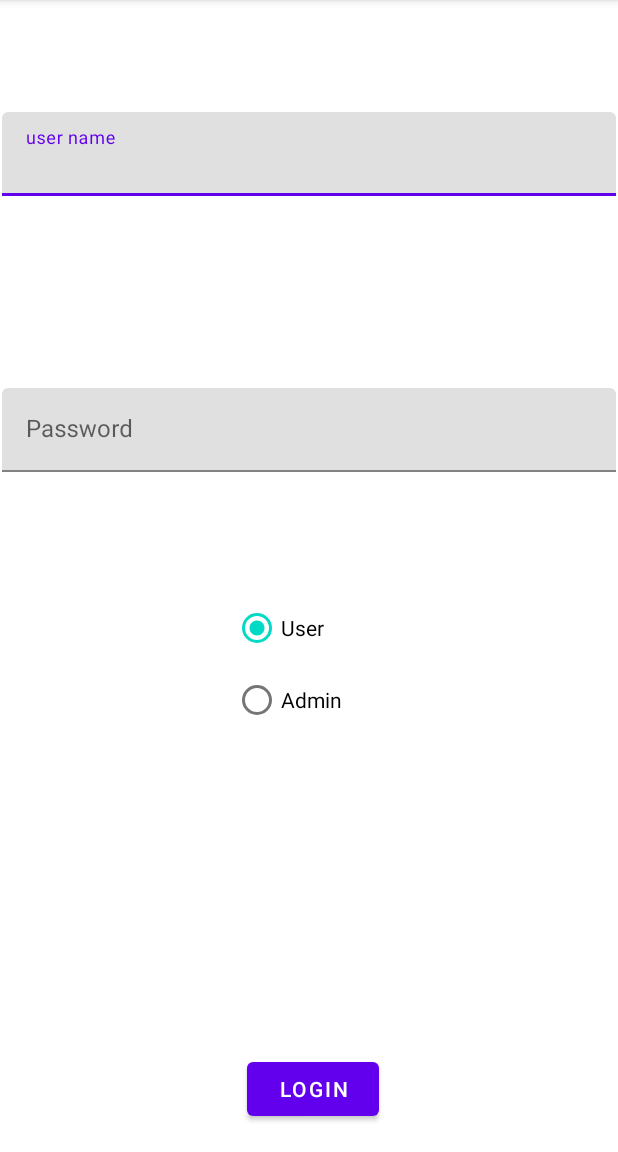
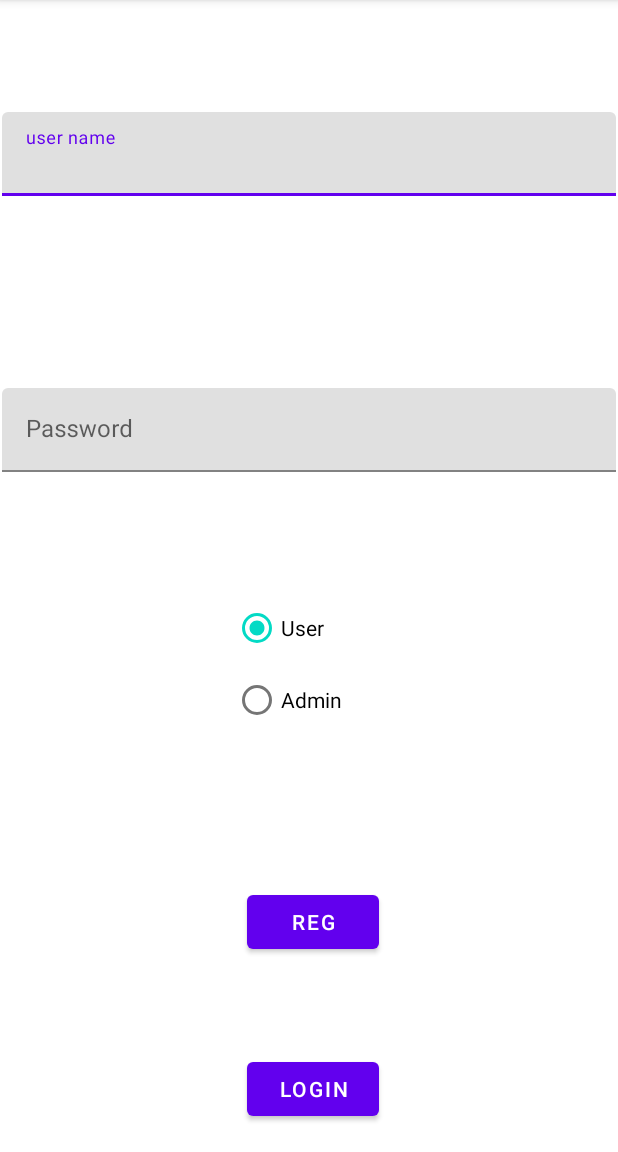
Before and after one commit to alikashlan10/Allin, an Android app: the screen it shows after launch (login before the commit, LoginActivity after it), on a phone screen of 412 x 824 dp, the part 84-1236 px from its top. Run offline under Robolectric (Android 15) with nearby library versions, the phone set to English and light mode, and no system bars.

```diff
--- a/app/src/main/AndroidManifest.xml
+++ b/app/src/main/AndroidManifest.xml
@@ -14,10 +14,10 @@
         android:theme="@style/Theme.AllIn"
         tools:targetApi="31">
         <activity
-            android:name=".Register"
+            android:name=".RegisterActivity"
             android:exported="true" />
         <activity
-            android:name=".login"
+            android:name=".LoginActivity"
             android:exported="false" />
         <activity
             android:name=".MainActivity"
--- a/app/src/main/java/com/example/allin/login.java
+++ b/app/src/main/java/com/example/allin/LoginActivity.java
@@ -3,15 +3,10 @@ package com.example.allin;
 import android.content.Intent;
 import android.os.Bundle;
 import android.view.View;
-import android.widget.Button;
-import android.widget.EditText;
-import android.widget.RadioButton;
-import android.widget.RadioGroup;
-import android.widget.Toast;
-
+import android.widget.*;
 import androidx.appcompat.app.AppCompatActivity;
 
-public class login extends AppCompatActivity {
+public class LoginActivity extends AppCompatActivity {
 
     @Override
     protected void onCreate(Bundle savedInstanceState) {
@@ -19,6 +14,7 @@ public class login extends AppCompatActivity {
         setContentView(R.layout.activity_login);
 
         Button loginbtn=findViewById(R.id.login_button);
+        Button regbtn=findViewById(R.id.reg_button);
 
         DbHelper dbHelper=new DbHelper(this);
         EditText username=findViewById(R.id.un_tb);
@@ -27,8 +23,6 @@ public class login extends AppCompatActivity {
         RadioButton userbutton=findViewById(R.id.UserradioButton);
         RadioButton Adminbutton=findViewById(R.id.AdminradioButton);
         userbutton.setChecked(true);
-
-
 
         loginbtn.setOnClickListener(new View.OnClickListener() {
             @Override
@@ -43,8 +37,15 @@ public class login extends AppCompatActivity {
                 if(person.login(username.getText().toString(),pass.getText().toString(),dbHelper))
                     loginbtn.setText("ALOOOO");
                 else
-                    loginbtn.setText("ad5looo");
+                    loginbtn.setText("ad5555looo");
 
+            }
+        });
+        regbtn.setOnClickListener(new View.OnClickListener() {
+            @Override
+            public void onClick(View v) {
+                Intent intent = new Intent(LoginActivity.this, RegisterActivity.class);
+                startActivity(intent);
             }
         });
 
--- a/app/src/main/java/com/example/allin/MainActivity.java
+++ b/app/src/main/java/com/example/allin/MainActivity.java
@@ -18,7 +18,7 @@ public class MainActivity extends AppCompatActivity {
         OnlineShoppingSystem system = OnlineShoppingSystem.getInstance();
         system.loadUsersFromDatabase(dbHelper);
 
-        Intent intent = new Intent(MainActivity.this, login.class);
+        Intent intent = new Intent(MainActivity.this, LoginActivity.class);
         startActivity(intent);
     }
 }
--- a/app/src/main/res/layout/activity_login.xml
+++ b/app/src/main/res/layout/activity_login.xml
@@ -4,7 +4,7 @@
     xmlns:tools="http://schemas.android.com/tools"
     android:layout_width="match_parent"
     android:layout_height="match_parent"
-    tools:context=".login">
+    tools:context=".LoginActivity">
 
     <Button
         android:id="@+id/login_button"
@@ -20,6 +20,22 @@
         app:layout_constraintHorizontal_bias="1.0"
         app:layout_constraintStart_toStartOf="parent"
         app:layout_constraintTop_toBottomOf="@+id/textInputLayout" />
+
+    <Button
+        android:id="@+id/reg_button"
+        android:layout_width="wrap_content"
+        android:layout_height="wrap_content"
+        android:layout_marginStart="158dp"
+        android:layout_marginTop="194dp"
+        android:layout_marginEnd="159dp"
+        android:layout_marginBottom="129dp"
+        android:text="reg"
+        app:layout_constraintBottom_toBottomOf="parent"
+        app:layout_constraintEnd_toEndOf="parent"
+        app:layout_constraintHorizontal_bias="1.0"
+        app:layout_constraintStart_toStartOf="parent"
+        app:layout_constraintTop_toBottomOf="@+id/textInputLayout"
+        app:layout_constraintVertical_bias="1.0" />
 
     <com.google.android.material.textfield.TextInputLayout
         android:id="@+id/textInputLayout2"
--- a/app/src/main/res/layout/activity_register.xml
+++ b/app/src/main/res/layout/activity_register.xml
@@ -4,7 +4,7 @@
     xmlns:tools="http://schemas.android.com/tools"
     android:layout_width="match_parent"
     android:layout_height="match_parent"
-    tools:context=".Register">
+    tools:context=".RegisterActivity">
 
     <com.google.android.material.textfield.TextInputEditText
         android:id="@+id/RegFullName"
```
Also changed, not shown: app/src/main/java/com/example/allin/Register.java (deleted, +0 -14 lines), app/src/main/java/com/example/allin/RegisterActivity.java (added, +54 -0 lines), 1 other file.
